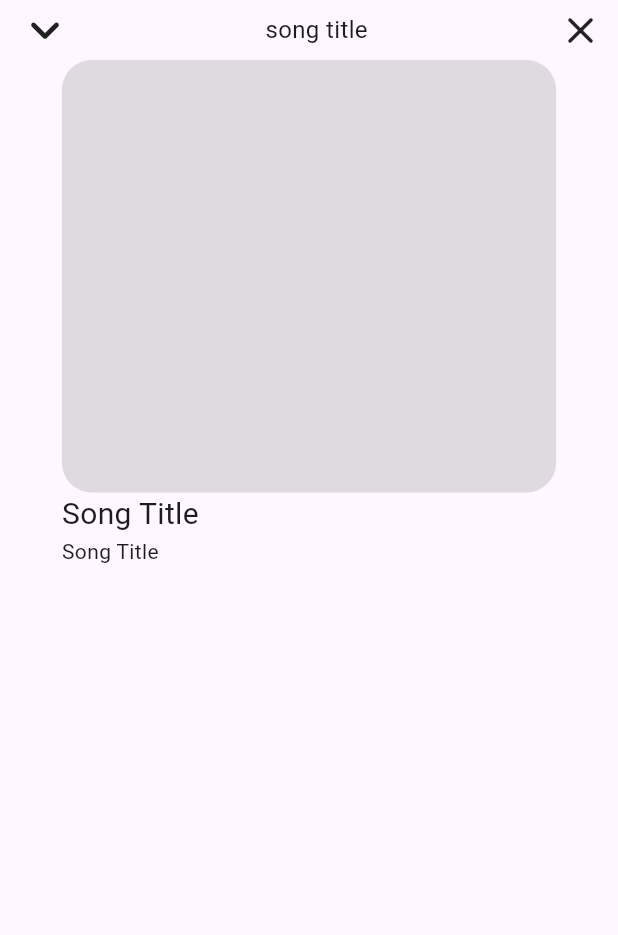
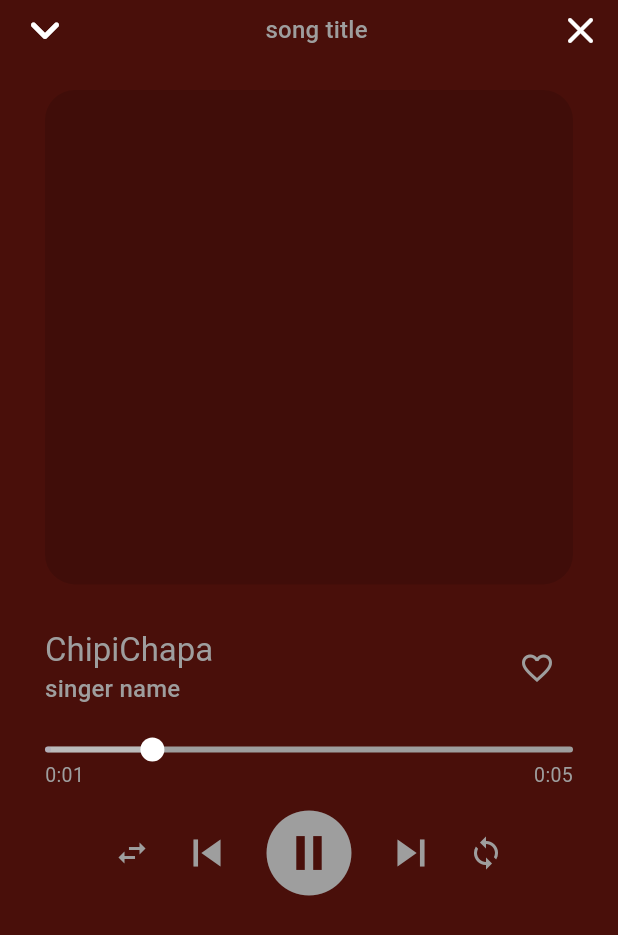
Before and after one commit to amna-kamran/Music-Player, a Flutter app: the screen it shows after launch, on a phone screen of 412 x 824 dp. Shown: the top 935 px of the screen. Run offline on Flutter 3.47's test engine with Material 3 defaults, Android fonts, the phone set to English and light mode, and no system bars; drawn by our look-alikes of audio_video_progress_bar.

Commit message:
music player rough design

```diff
--- a/lib/main.dart
+++ b/lib/main.dart
@@ -10,10 +10,13 @@ class MyApp extends StatelessWidget {
 
   @override
   Widget build(BuildContext context) {
-    return const MaterialApp(
+    return MaterialApp(
       debugShowCheckedModeBanner: false,
       title: 'Spotify',
-      home: MusicPlayer(),
+      theme: ThemeData(
+          colorScheme: ColorScheme.fromSeed(seedColor: Colors.deepPurple),
+          useMaterial3: true),
+      home: const MusicPlayer(),
     );
   }
 }
--- a/lib/screens/home.dart
+++ b/lib/screens/home.dart
@@ -1,58 +1,167 @@
+import 'package:audio_video_progress_bar/audio_video_progress_bar.dart';
 import 'package:flutter/material.dart';
+import 'package:spotify/utils/spaces.dart';
 
-class MusicPlayer extends StatelessWidget {
+class MusicPlayer extends StatefulWidget {
   const MusicPlayer({super.key});
 
   @override
+  State<MusicPlayer> createState() => _MusicPlayerState();
+}
+
+class _MusicPlayerState extends State<MusicPlayer> {
+  Color songColor = const Color(0xFF490F0A);
+  bool like = false;
+  bool play = false;
+  @override
   Widget build(BuildContext context) {
     final Size screenSize = MediaQuery.of(context).size;
+    final textTheme = Theme.of(context).textTheme;
     return Scaffold(
+      backgroundColor: songColor,
       body: SafeArea(
           child: Padding(
         padding: const EdgeInsets.only(left: 10, right: 10),
         child: Column(
           children: [
-            const Row(
+            Row(
               mainAxisAlignment: MainAxisAlignment.spaceBetween,
               children: [
-                Icon(
+                const Icon(
                   Icons.expand_more_rounded,
                   size: 40,
+                  color: Colors.white,
                 ),
                 Text(
                   "song title",
-                  style: TextStyle(fontSize: 16),
+                  style: textTheme.titleMedium?.copyWith(color: Colors.grey),
                 ),
-                Icon(
+                const Icon(
                   Icons.close_rounded,
                   size: 30,
+                  color: Colors.white,
                 ),
               ],
             ),
-            Column(
-              crossAxisAlignment: CrossAxisAlignment.start,
+            Padding(
+              padding: const EdgeInsets.all(20),
+              child: Column(
                 children: [
                   Container(
-                  height: screenSize.height * 0.35,
-                  width: screenSize.width * 0.8,
+                    height: screenSize.height * 0.4,
+                    width: screenSize.width * 1,
                     decoration: BoxDecoration(
                       borderRadius: BorderRadius.circular(20),
                       color: Colors.black12,
                     ),
                   ),
-                const Text(
-                  "Song Title",
-                  style: TextStyle(
-                    fontSize: 20,
+                  Space.h30,
+                  Row(
+                    mainAxisAlignment: MainAxisAlignment.spaceBetween,
+                    children: [
+                      Column(
+                        crossAxisAlignment: CrossAxisAlignment.start,
+                        children: [
+                          Text(
+                            "ChipiChapa",
+                            style: textTheme.titleLarge
+                                ?.copyWith(color: Colors.grey),
+                          ),
+                          Text(
+                            "singer name",
+                            style: textTheme.titleMedium
+                                ?.copyWith(color: Colors.grey),
+                          ),
+                        ],
+                      ),
+                      IconButton(
+                        icon: like
+                            ? const Icon(
+                                Icons.favorite,
+                                color: Colors.grey,
+                              )
+                            : const Icon(
+                                Icons.favorite_outline,
+                                color: Colors.grey,
+                              ),
+                        onPressed: () {
+                          setState(() {
+                            like = !like;
+                          });
+                        },
+                      )
+                    ],
+                  ),
+                  Space.h20,
+                  ProgressBar(
+                    progress: const Duration(milliseconds: 1000),
+                    total: const Duration(milliseconds: 5000),
+                    progressBarColor: Colors.white30,
+                    baseBarColor: Colors.grey,
+                    thumbColor: Colors.white,
+                    barHeight: 4.0,
+                    thumbRadius: 8,
+                    timeLabelTextStyle:
+                        const TextStyle(fontSize: 13, color: Colors.grey),
+                    onSeek: (duration) {
+                      print('User selected a new time: $duration');
+                    },
+                  ),
+                  Row(
+                    mainAxisAlignment: MainAxisAlignment.center,
+                    children: [
+                      IconButton(
+                        onPressed: () {},
+                        icon: const Icon(
+                          Icons.swap_horiz_outlined,
+                          color: Colors.grey,
                         ),
                       ),
-                const Text(
-                  "Song Title",
-                  style: TextStyle(
-                    fontSize: 14,
+                      IconButton(
+                        onPressed: () {},
+                        icon: const Icon(
+                          Icons.skip_previous,
+                          color: Colors.grey,
+                          size: 36,
                         ),
+                      ),
+                      IconButton(
+                        onPressed: () {
+                          setState(() {
+                            play = !play;
+                          });
+                        },
+                        icon: play
+                            ? const Icon(
+                                Icons.play_circle,
+                                color: Colors.grey,
+                                size: 68,
+                              )
+                            : const Icon(
+                                Icons.pause_circle,
+                                color: Colors.grey,
+                                size: 68,
+                              ),
+                      ),
+                      IconButton(
+                        onPressed: () {},
+                        icon: const Icon(
+                          Icons.skip_next,
+                          color: Colors.grey,
+                          size: 36,
+                        ),
+                      ),
+                      IconButton(
+                        onPressed: () {},
+                        icon: const Icon(
+                          Icons.loop,
+                          color: Colors.grey,
+                        ),
+                      ),
+                    ],
                   )
                 ],
+              ),
             )
           ],
         ),
--- /dev/null
+++ b/lib/utils/spaces.dart
@@ -0,0 +1,31 @@
+import 'package:flutter/material.dart';
+
+class Space {
+  static const h5 = SizedBox(height: 5);
+  static const h10 = SizedBox(height: 10);
+  static const h15 = SizedBox(height: 15);
+  static const h20 = SizedBox(height: 20);
+  static const h25 = SizedBox(height: 25);
+  static const h30 = SizedBox(height: 30);
+  static const h35 = SizedBox(height: 35);
+  static const h40 = SizedBox(height: 40);
+  static const h45 = SizedBox(height: 45);
+  static const h50 = SizedBox(height: 50);
+  static const h55 = SizedBox(height: 55);
+  static const h60 = SizedBox(height: 60);
+  static const h65 = SizedBox(height: 65);
+
+  static const w5 = SizedBox(width: 5);
+  static const w10 = SizedBox(width: 10);
+  static const w15 = SizedBox(width: 15);
+  static const w20 = SizedBox(width: 20);
+  static const w25 = SizedBox(width: 25);
+  static const w30 = SizedBox(width: 30);
+  static const w35 = SizedBox(width: 35);
+  static const w40 = SizedBox(width: 40);
+  static const w45 = SizedBox(width: 45);
+  static const w50 = SizedBox(width: 50);
+  static const w55 = SizedBox(width: 55);
+  static const w60 = SizedBox(width: 60);
+  static const w65 = SizedBox(width: 65);
+}
--- a/pubspec.yaml
+++ b/pubspec.yaml
@@ -35,6 +35,7 @@ dependencies:
   # The following adds the Cupertino Icons font to your application.
   # Use with the CupertinoIcons class for iOS style icons.
   cupertino_icons: ^1.0.2
+  audio_video_progress_bar: ^2.0.1
 
 dev_dependencies:
   flutter_test:
```
Also changed, not shown: pubspec.lock. Lines whose indentation alone changed are shown as unchanged.
